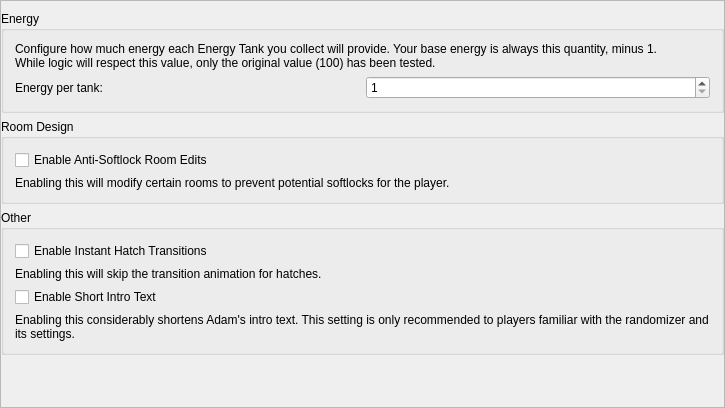
Qt form randovania/games/fusion/gui/ui_files/preset_fusion_patches.ui (randovania/randovania) before a commit.
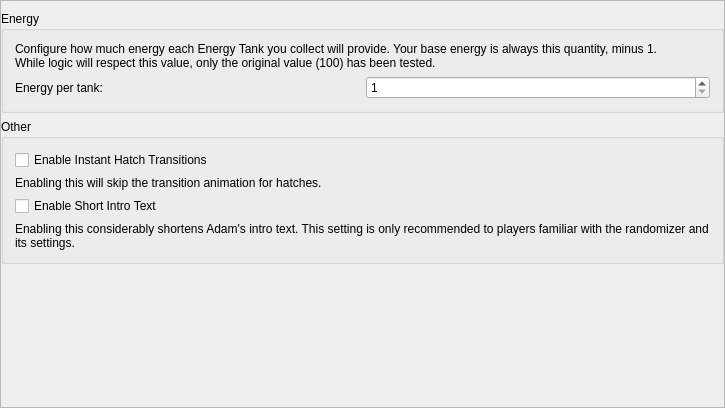
The same form after that commit.

Commit message: Fusion: Remove anti-softlock option

Diff of the .ui file:
```diff
--- a/randovania/games/fusion/gui/ui_files/preset_fusion_patches.ui
+++ b/randovania/games/fusion/gui/ui_files/preset_fusion_patches.ui
@@ -43,8 +43,8 @@
         <rect>
          <x>0</x>
          <y>0</y>
-         <width>709</width>
-         <height>422</height>
+         <width>725</width>
+         <height>408</height>
         </rect>
        </property>
        <property name="sizePolicy">
@@ -141,38 +141,6 @@
           </layout>
          </widget>
         </item>
-        <item>
-         <widget class="QGroupBox" name="room_group">
-          <property name="title">
-           <string>Room Design</string>
-          </property>
-          <layout class="QVBoxLayout" name="unlock_layout">
-           <item>
-            <widget class="QCheckBox" name="anti_softlock_check">
-             <property name="text">
-              <string>Enable Anti-Softlock Room Edits</string>
-             </property>
-            </widget>
-           </item>
-           <item>
-            <widget class="QLabel" name="anti_softlock_label">
-             <property name="sizePolicy">
-              <sizepolicy hsizetype="Minimum" vsizetype="Preferred">
-               <horstretch>0</horstretch>
-               <verstretch>0</verstretch>
-              </sizepolicy>
-             </property>
-             <property name="text">
-              <string>Enabling this will modify certain rooms to prevent potential softlocks for the player.</string>
-             </property>
-             <property name="wordWrap">
-              <bool>true</bool>
-             </property>
-            </widget>
-           </item>
-          </layout>
-         </widget>
-        </item>
         <item>
          <widget class="QGroupBox" name="gameplay_group">
           <property name="title">
```
Left out of the diff: 8 changed lines with no effect on the pictures. The commit also changes 10 other files.
